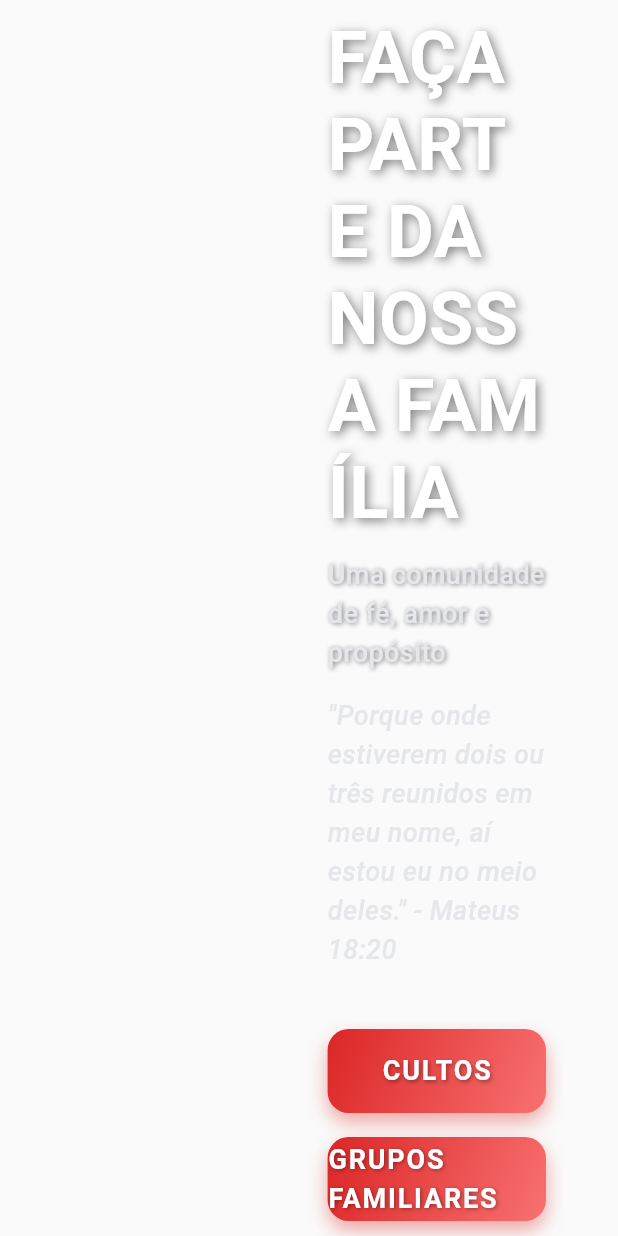
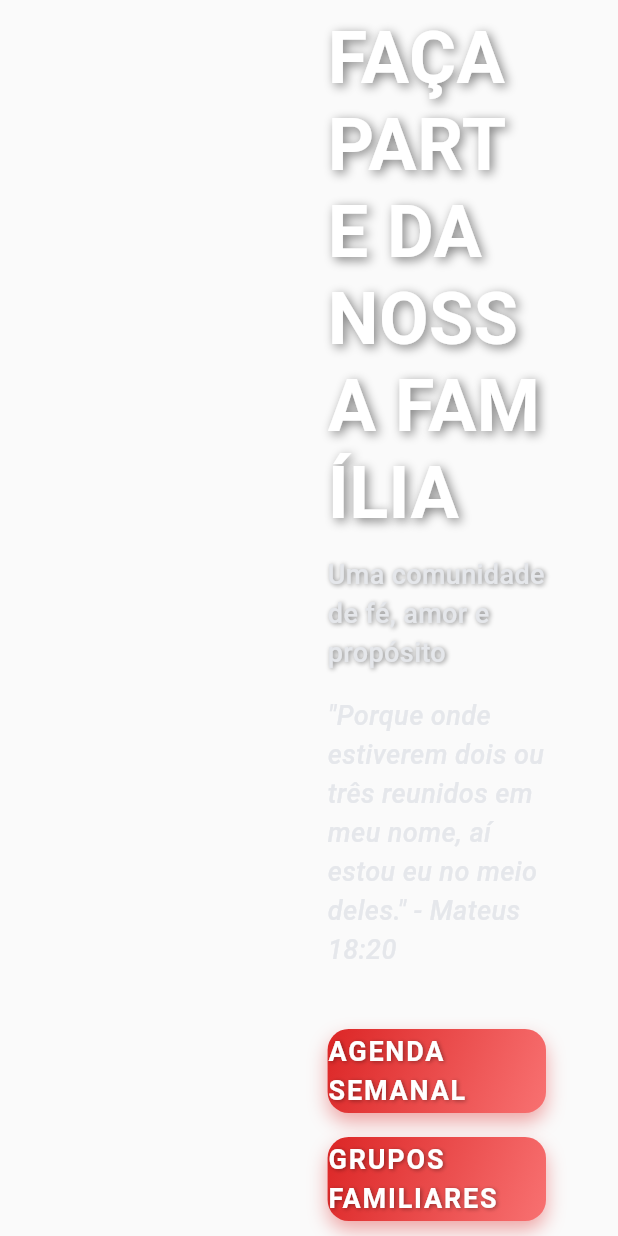
Before and after one commit to analiceleite/pv_mobile, a Flutter app: the _DesktopLayout widget shown alone on an empty page, opened directly, on a phone screen of 412 x 824 dp. Run offline on Flutter 3.47's test engine with Material 3 defaults, Android fonts, the phone set to English and light mode, and no system bars; our stand-ins replace cloud_firestore, firebase_auth, firebase_core, geolocator, shared_preferences; accounts and stored records are empty; network calls fail.

Commit message:
style(widget): update section offsets and button text
- adjust target offsets for 'transmissoes' and 'grupos' sections for better alignment
- change button text from 'Cultos' to 'Agenda Semanal' for clarity and consistency

```diff
--- a/lib/widgets/start_section.dart
+++ b/lib/widgets/start_section.dart
@@ -59,10 +59,10 @@ class _MobileLayout extends StatelessWidget {
     // Aproximadamente as posições de cada seção (valores ajustáveis)
     switch (sectionType) {
       case 'transmissoes':
-        targetOffset = 2700; // Transmissões
+        targetOffset = 3450; // Transmissões
         break;
       case 'grupos':
-        targetOffset = 4400; // Grupos Familiares
+        targetOffset = 4950; // Grupos Familiares
         break;
     }
 
@@ -83,7 +83,7 @@ class _MobileLayout extends StatelessWidget {
         _WelcomeText(),
         const SizedBox(height: 40),
         CustomRedButton(
-          text: 'Cultos',
+          text: 'Agenda Semanal',
           onTap: () => _scrollToSection('transmissoes'),
         ),
         const SizedBox(height: 16),
@@ -136,7 +136,7 @@ class _DesktopLayout extends StatelessWidget {
               _WelcomeText(),
               const SizedBox(height: 40),
               CustomRedButton(
-                text: 'Cultos',
+                text: 'Agenda Semanal',
                 onTap: () => _scrollToSection('transmissoes'),
               ),
               const SizedBox(height: 16),
```
